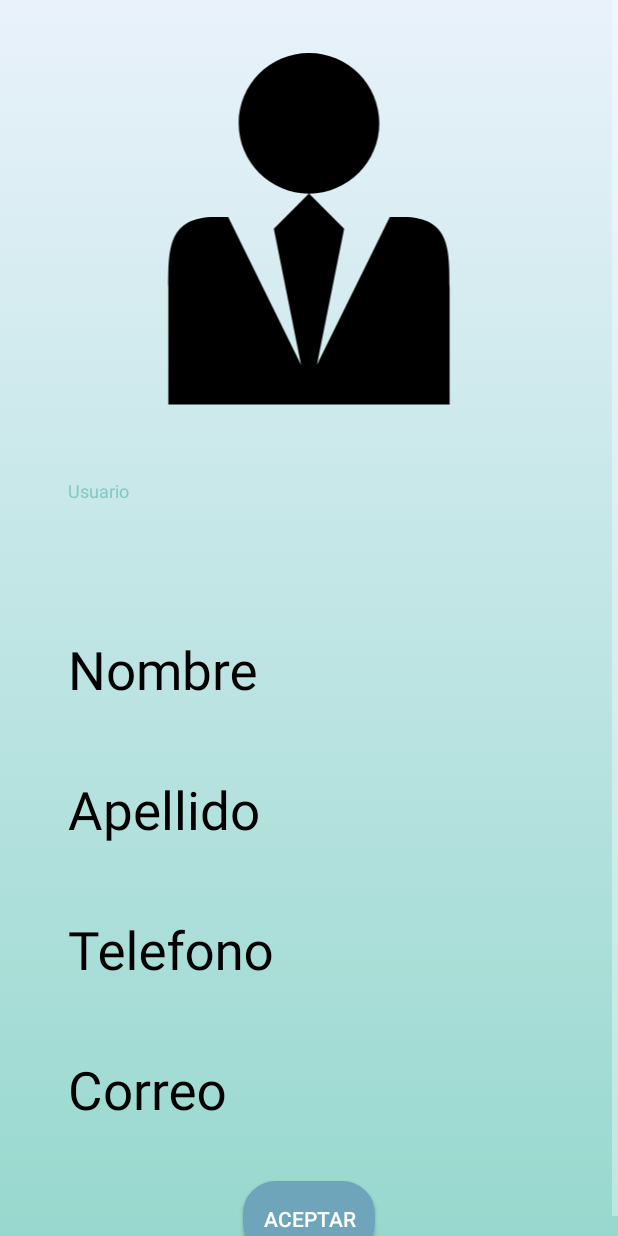
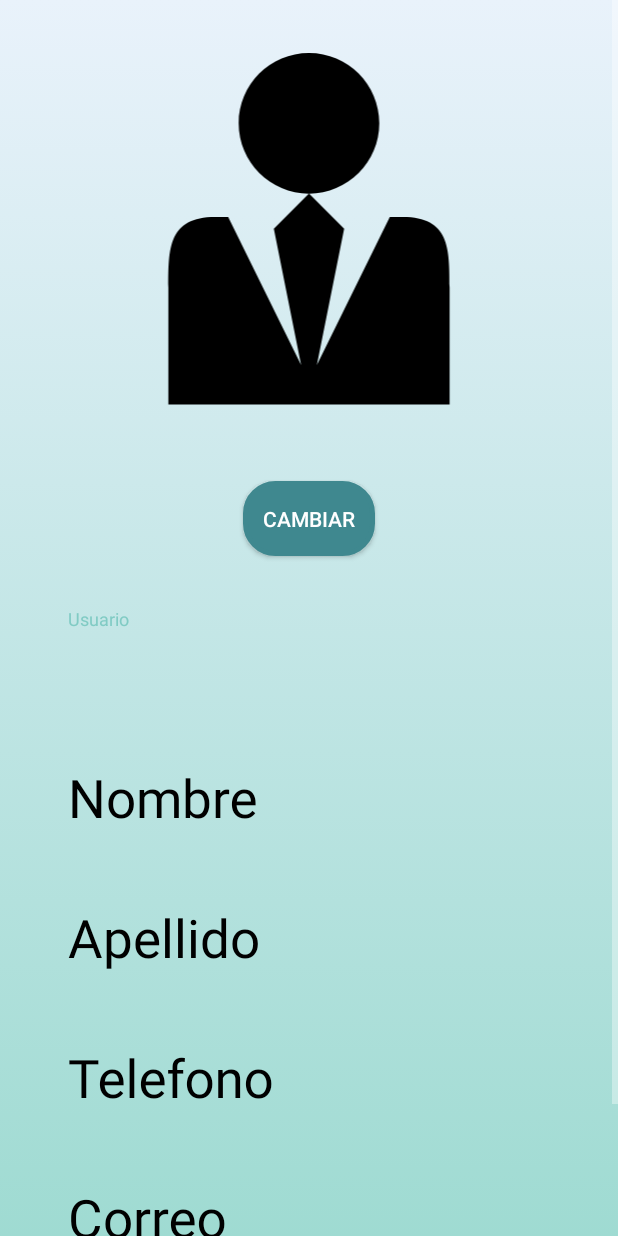
Before and after one commit to EduardoAraujoAbad/app, an Android app: the Principal screen opened directly, with no data from a screen before it, on a phone screen of 412 x 824 dp. Run offline under Robolectric (Android 15) with nearby library versions, the phone set to English and light mode, and no system bars.

Commit message:
16/5/2022-new branch

```diff
--- a/app/build.gradle
+++ b/app/build.gradle
@@ -43,4 +43,6 @@ dependencies {
     testImplementation 'junit:junit:4.13.2'
     androidTestImplementation 'androidx.test.ext:junit:1.1.3'
     androidTestImplementation 'androidx.test.espresso:espresso-core:3.4.0'
+    implementation "androidx.activity:activity-ktx:1.4.0"
+    implementation "androidx.fragment:fragment-ktx:1.4.1"
 }
--- a/app/src/main/res/layout/activity_principal.xml
+++ b/app/src/main/res/layout/activity_principal.xml
@@ -20,12 +20,17 @@
             >
 
         </ImageView>
+        <Button
+            android:id="@+id/btn_profilepicture"
+            style="@style/btn_profilepicture"
+
+            tools:ignore="MissingConstraints"></Button>
         <com.google.android.material.textfield.TextInputLayout
             android:id="@+id/user_layout_principal"
             android:layout_width="match_parent"
             android:layout_height="wrap_content"
             android:textColorHint="@color/black"
-            app:layout_constraintTop_toBottomOf="@id/userimage"
+            app:layout_constraintTop_toBottomOf="@id/btn_profilepicture"
             tools:ignore="MissingConstraints"
             android:layout_marginTop="@dimen/text_height">
 
--- a/app/src/main/res/values/style.xml
+++ b/app/src/main/res/values/style.xml
@@ -82,4 +82,10 @@
         <item name="android:text">@string/accept</item>
         <item name="android:background">@drawable/boton_redondo</item>
     </style>
+    <style name="btn_profilepicture" parent="btn_principal">
+        <item name="layout_constraintTop_toBottomOf">@id/userimage</item>
+        <item name="layout_constraintRight_toRightOf">@id/userimage</item>
+        <item name="layout_constraintLeft_toLeftOf">@id/userimage</item>
+        <item name="android:text">Cambiar</item>
+    </style>
 </resources>
```
